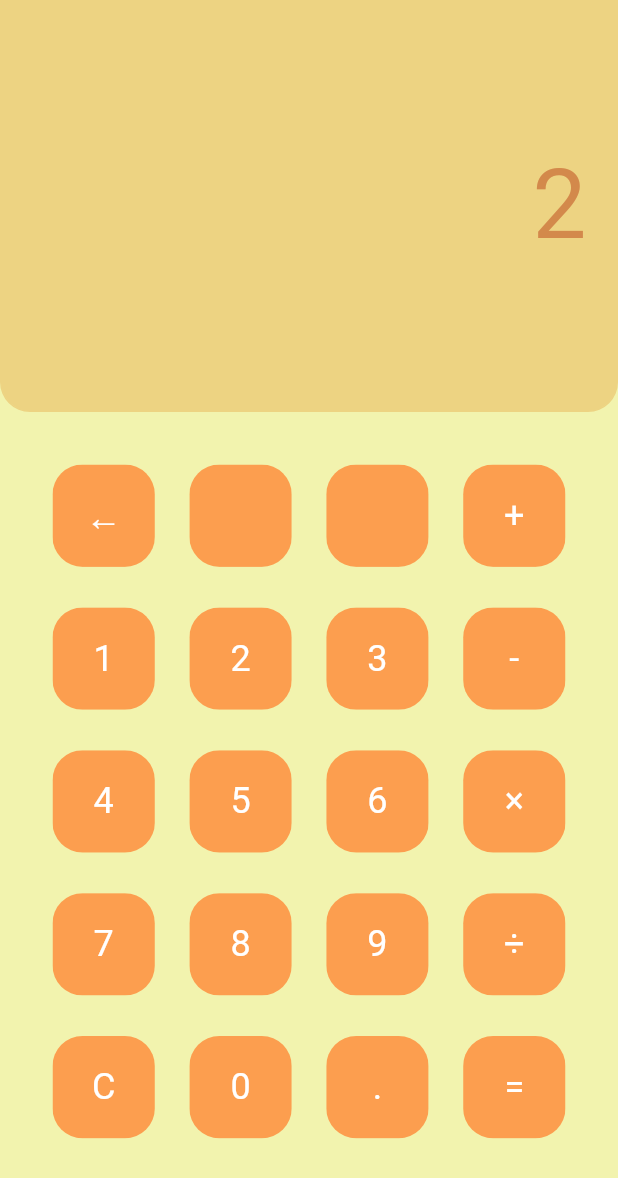
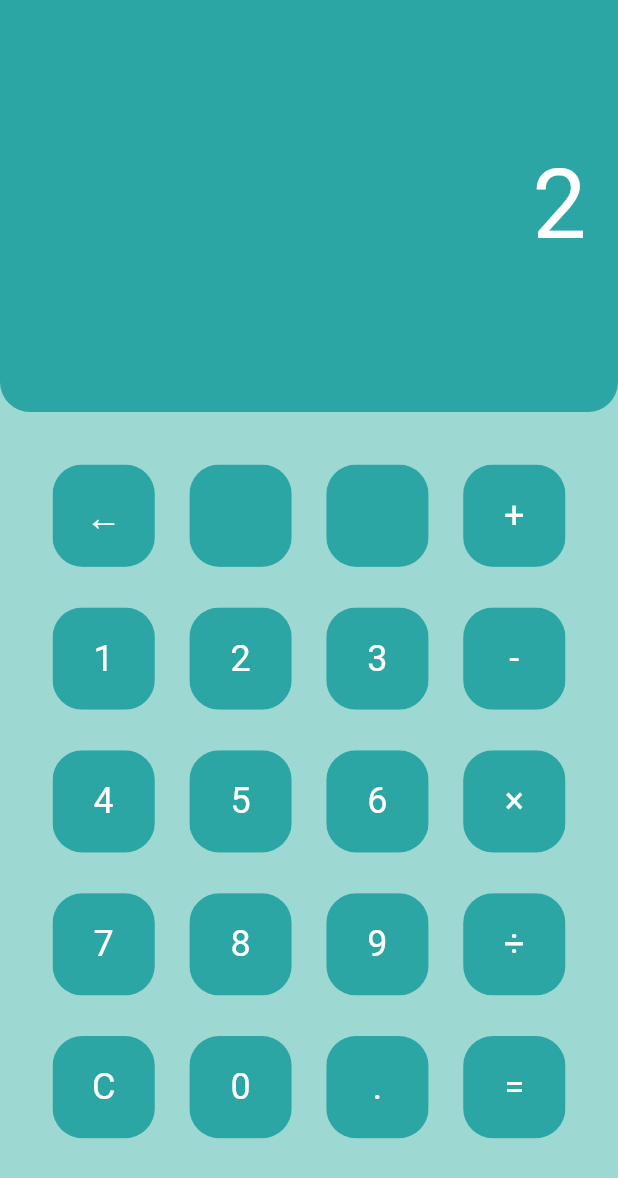
Before and after one commit to Forzz/Simple_Calculator, a Flutter app: the screen it shows after launch, after a tap on an icon or button, on a phone screen of 412 x 824 dp. Shown: the top 1178 px of the screen. Run offline on Flutter 3.47's test engine with Material 2 defaults, Android fonts, the phone set to English and light mode, and no system bars.

Commit message:
Added limit function, 'C' button refactoring, added bugs

```diff
--- a/lib/main.dart
+++ b/lib/main.dart
@@ -50,23 +50,29 @@ class _MyHomePageState extends State<MyHomePage> {
   ];
 
   bool isOperator(String input) {
-    List<String> operators = ['+', '-', '×', '÷', '=', 'C'];
+    List<String> operators = ['+', '-', '×', '÷', '='];
     return operators.contains(input);
   }
 
+  bool isInputLimit(String result) {
+    bool isLimit = false;
+    String tempRes = result;
+    for (int i = 0; i < tempRes.split(' ').length; i += 2) {
+      if (tempRes.split(' ')[i].length >= 15) isLimit = true;
+    }
+    return isLimit;
+  }
+
   String _result = '';
+  String tempNumber = '';
 
   _changeResultView(String button) {
-    List<String> operators = ['+', '-', '×', '÷'];
+    List<String> arithOp = ['+', '-', '×', '÷'];
     setState(() {
-      if (!isOperator(button)) {
+      if (!isInputLimit(_result) && !isOperator(button)) {
         _result += button;
-      } else if (button == 'C') {
-        _result = '';
-      } else if (!_result.endsWith('${operators[0]} ') &&
-          !_result.endsWith('${operators[1]} ') &&
-          !_result.endsWith('${operators[2]} ') &&
-          !_result.endsWith('${operators[3]} ')) {
+      } else if (isOperator(button) &&
+          !arithOp.contains(_result.substring(_result.length - 2, _result.length - 1))) {
         _result += ' $button ';
       }
     });
@@ -111,10 +117,16 @@ class _MyHomePageState extends State<MyHomePage> {
     });
   }
 
+  _cleanAll() {
+    setState(() {
+      _result = '';
+    });
+  }
+
   @override
   Widget build(BuildContext context) {
     return Scaffold(
-      backgroundColor: Color(0xfff2f3ae),
+      backgroundColor: Color(0xff9dd9d2),
       body: Container(
         child: Column(
           children: <Widget>[
@@ -122,8 +134,8 @@ class _MyHomePageState extends State<MyHomePage> {
               flex: 1,
               child: Container(
                 decoration: BoxDecoration(
-                  color: Color(0xffedd382),
-                  border: Border.all(color: Color(0xffedd382)),
+                  color: Color(0xff2ca6a4),
+                  border: Border.all(color: Color(0xff2ca6a4)),
                   borderRadius: BorderRadius.only(
                     bottomLeft: Radius.circular(20),
                     bottomRight: Radius.circular(20),
@@ -139,7 +151,7 @@ class _MyHomePageState extends State<MyHomePage> {
                       _result,
                       style: TextStyle(
                         fontSize: 64,
-                        color: Color(0xffd3894b),
+                        color: Colors.white,
                       ),
                       textAlign: TextAlign.right,
                     ),
@@ -162,21 +174,28 @@ class _MyHomePageState extends State<MyHomePage> {
                     if (_buttonChars[index] == '=') {
                       return CalcButton(
                         _buttonChars[index],
-                        Color(0xfffc9e4f),
+                        Color(0xff2ca6a4),
                         Colors.white,
                         () => _calculateResult(_result),
                       );
                     } else if (_buttonChars[index] == '←') {
                       return CalcButton(
                         _buttonChars[index],
-                        Color(0xfffc9e4f),
+                        Color(0xff2ca6a4),
                         Colors.white,
                         () => _deleteLastChar(_buttonChars[index]),
+                      );
+                    } else if (_buttonChars[index] == 'C') {
+                      return CalcButton(
+                        _buttonChars[index],
+                        Color(0xff2ca6a4),
+                        Colors.white,
+                        () => _cleanAll(),
                       );
                     } else {
                       return CalcButton(
                         _buttonChars[index],
-                        Color(0xfffc9e4f),
+                        Color(0xff2ca6a4),
                         Colors.white,
                         () => _changeResultView(_buttonChars[index]),
                       );
```
